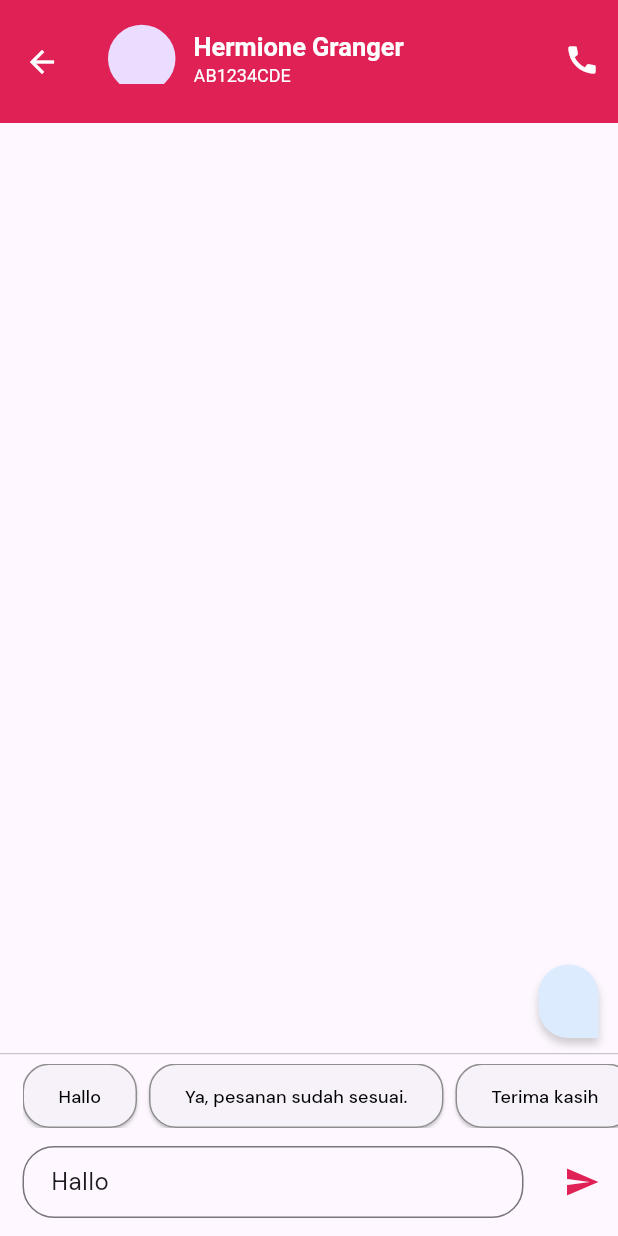
After one commit to Hariishhafiiz/Halodoc, a Flutter app: the ChatScreen screen opened directly, after a tap on the "send" icon, after a tap on "Hallo", on a phone screen of 412 x 824 dp. The commit adds this screen. Run offline on Flutter 3.47's test engine with Material 3 defaults, Android fonts, the light colour scheme and no system bars; our stand-ins replace cloud_firestore, firebase_core, freezed_annotation, google_fonts; accounts and stored records are empty; Roboto replaces fonts that are missing (CustomFont).

Commit message:
UI Driver Chat Room

```diff
--- /dev/null
+++ b/lib/view/screens/chat/ChatScreen.dart
@@ -0,0 +1,111 @@
+// ignore_for_file: file_names, prefer_const_constructors
+
+import 'package:flutter/material.dart';
+import 'package:rekmed/view/widget/chat/ChatMessage.dart';
+import 'package:rekmed/view/widget/chat/CustomAppBar.dart';
+import 'package:rekmed/view/widget/chat/PresetResponseButtons.dart';
+
+class ChatScreen extends StatefulWidget {
+  const ChatScreen({super.key});
+
+  @override
+  ChatScreenState createState() => ChatScreenState();
+}
+
+class ChatScreenState extends State<ChatScreen> {
+  final List<ChatMessage> _messages = <ChatMessage>[];
+  final TextEditingController _textController = TextEditingController();
+
+  void _handleSubmitted(String text) {
+    _textController.clear();
+    ChatMessage message = ChatMessage(
+      text: text,
+    );
+    setState(() {
+      _messages.insert(0, message);
+    });
+  }
+
+  Widget _buildTextComposer() {
+    return IconTheme(
+      data: IconThemeData(color: Theme.of(context).secondaryHeaderColor),
+      child: Container(
+        height: 72,
+        margin: EdgeInsets.only(
+          left: 15.0,
+        ),
+        child: Row(
+          children: <Widget>[
+            Expanded(
+              child: Stack(
+                alignment: Alignment.centerRight,
+                children: [
+                  TextField(
+                    textAlignVertical: TextAlignVertical.center,
+                    controller: _textController,
+                    onSubmitted: _handleSubmitted,
+                    decoration: InputDecoration(
+                      contentPadding:
+                          const EdgeInsets.symmetric(horizontal: 15.0),
+                      border: OutlineInputBorder(
+                        borderRadius: BorderRadius.all(Radius.circular(21.0)),
+                        borderSide: BorderSide(color: Color(0xFF8E8E8E)),
+                      ),
+                      hintText: 'Masukkan pesan...',
+                      hintStyle: TextStyle(
+                        color: Colors.grey,
+                        fontSize: 12,
+                      ),
+                    ),
+                  )
+                ],
+              ),
+            ),
+            Container(
+              alignment: Alignment.centerRight,
+              padding: EdgeInsets.only(left: 15),
+              child: IconButton(
+                icon: Icon(
+                  Icons.send,
+                  color: Color(0xFFDF2155),
+                ),
+                onPressed: () => _handleSubmitted(_textController.text),
+              ),
+            ),
+          ],
+        ),
+      ),
+    );
+  }
+
+  @override
+  Widget build(BuildContext context) {
+    return Scaffold(
+      appBar: CustomAppBar(),
+      body: Column(
+        children: <Widget>[
+          Flexible(
+            child: ListView.builder(
+              reverse: true,
+              itemBuilder: (_, int index) => _messages[index],
+              itemCount: _messages.length,
+            ),
+          ),
+          Divider(height: 1.0),
+          Container(
+            decoration: BoxDecoration(
+              color: Theme.of(context).cardColor,
+            ),
+            child: Column(
+              mainAxisSize: MainAxisSize.min,
+              children: [
+                PresetResponseButtons(textController: _textController),
+                _buildTextComposer(),
+              ],
+            ),
+          ),
+        ],
+      ),
+    );
+  }
+}
--- a/lib/view/screens/clinic/ClinicProfile.dart
+++ b/lib/view/screens/clinic/ClinicProfile.dart
@@ -1,13 +1,15 @@
+// ignore_for_file: file_names, prefer_const_constructors
+
 import 'package:flutter/material.dart';
 
 class ClinicProfile extends StatefulWidget {
   const ClinicProfile({super.key});
 
   @override
-  _ClinicProfileState createState() => _ClinicProfileState();
+  ClinicProfileState createState() => ClinicProfileState();
 }
 
-class _ClinicProfileState extends State<ClinicProfile> {
+class ClinicProfileState extends State<ClinicProfile> {
   String clinicName = 'Cahaya Mitra';
   String clinicUsername = 'CahayaMitra1';
   String clinicEmail = 'cahayamitra@example.com';
@@ -173,7 +175,8 @@ class InfoRow extends StatelessWidget {
               showDialog(
                 context: context,
                 builder: (BuildContext context) {
-                  TextEditingController _controller = TextEditingController(text: value);
+                  TextEditingController controller =
+                      TextEditingController(text: value);
                   return Theme(
                     data: Theme.of(context).copyWith(
                       textSelectionTheme: TextSelectionThemeData(
@@ -184,7 +187,7 @@ class InfoRow extends StatelessWidget {
                     child: AlertDialog(
                       title: Text('Edit $title'),
                       content: TextField(
-                        controller: _controller,
+                        controller: controller,
                         decoration: InputDecoration(
                           hintText: "$title",
                           focusedBorder: UnderlineInputBorder(
--- /dev/null
+++ b/lib/view/widget/chat/ChatMessage.dart
@@ -0,0 +1,53 @@
+// ignore_for_file: file_names, prefer_const_constructors
+
+import 'package:flutter/material.dart';
+
+class ChatMessage extends StatelessWidget {
+  final String text;
+
+  const ChatMessage({super.key, required this.text});
+
+  @override
+  Widget build(BuildContext context) {
+    return Padding(
+      padding: EdgeInsets.symmetric(vertical: 10.0, horizontal: 13.0),
+      child: Row(
+        mainAxisAlignment:
+            MainAxisAlignment.end, // Align row items to the right
+        children: <Widget>[
+          Container(
+            padding: EdgeInsets.symmetric(horizontal: 20.0, vertical: 13.0),
+            decoration: BoxDecoration(
+              color: Color(0xFFDDEBFF), // Light blue background
+              borderRadius: BorderRadius.only(
+                topLeft: Radius.circular(20.0), // Top left corner
+                topRight: Radius.circular(20.0), // Top right corner
+                bottomLeft: Radius.circular(20.0), // Bottom left corner
+              ),
+              boxShadow: [
+                BoxShadow(
+                  color: Colors.grey.withOpacity(0.5),
+                  spreadRadius: 0,
+                  blurRadius: 4,
+                  offset: Offset(0, 4), // changes position of shadow
+                ),
+              ],
+            ),
+            child: Column(
+              crossAxisAlignment: CrossAxisAlignment.end,
+              children: <Widget>[
+                Text(
+                  text,
+                  style: TextStyle(
+                    fontSize: 16, // Larger font size
+                    color: Colors.black, // Text color
+                  ),
+                ),
+              ],
+            ),
+          ),
+        ],
+      ),
+    );
+  }
+}
--- /dev/null
+++ b/lib/view/widget/chat/CustomAppBar.dart
@@ -0,0 +1,72 @@
+// ignore_for_file: file_names, prefer_const_constructors
+
+import 'package:flutter/material.dart';
+
+class CustomAppBar extends StatelessWidget implements PreferredSizeWidget {
+  @override
+  final Size preferredSize;
+
+  CustomAppBar({super.key}) : preferredSize = Size.fromHeight(82.0);
+
+  @override
+  Widget build(BuildContext context) {
+    return AppBar(
+      backgroundColor: Color(0xFFDF2155),
+      leading: IconButton(
+        padding: EdgeInsets.only(top: 27),
+        icon: Icon(Icons.arrow_back, color: Colors.white),
+        onPressed: () {
+          // Handle back button press
+        },
+      ),
+      title: Padding(
+        padding: const EdgeInsets.only(top: 22.0),
+        child: Row(
+          children: [
+            // ignore: sized_box_for_whitespace
+            Container(
+              height: 45,
+              width: 45,
+              child: CircleAvatar(
+                  //backgroundImage: AssetImage(), // Replace with actual image path
+                  ),
+            ),
+            SizedBox(width: 12),
+            Column(
+              crossAxisAlignment: CrossAxisAlignment.start,
+              children: [
+                Text(
+                  'Hermione Granger',
+                  style: TextStyle(
+                    color: Colors.white,
+                    fontWeight: FontWeight.bold,
+                    fontFamily: 'CustomFont',
+                    fontSize: 17,
+                  ),
+                ),
+                Text(
+                  'AB1234CDE',
+                  style: TextStyle(
+                      color: Colors.white,
+                      fontFamily: 'CustomFont',
+                      fontSize: 12),
+                ),
+              ],
+            ),
+          ],
+        ),
+      ),
+      actions: [
+        Padding(
+          padding: const EdgeInsets.only(top: 20),
+          child: IconButton(
+            icon: Icon(Icons.call, color: Colors.white),
+            onPressed: () {
+              // Handle call button press
+            },
+          ),
+        ),
+      ],
+    );
+  }
+}
--- /dev/null
+++ b/lib/view/widget/chat/PresetResponseButton.dart
@@ -0,0 +1,34 @@
+// ignore_for_file: file_names, prefer_const_constructors
+
+import 'package:flutter/material.dart';
+
+class PresetResponseButton extends StatelessWidget {
+  final String text;
+  final TextEditingController textController;
+
+  PresetResponseButton(
+      {super.key, required this.text, required this.textController});
+
+  @override
+  Widget build(BuildContext context) {
+    return Container(
+      margin: EdgeInsets.only(right: 8),
+      child: ElevatedButton(
+        style: ElevatedButton.styleFrom(
+          shape: RoundedRectangleBorder(
+            borderRadius: BorderRadius.circular(18.0),
+            side: BorderSide(color: Color(0xFF8E8E8E)),
+          ),
+        ),
+        onPressed: () {
+          // Handle preset response button press
+          textController.text = text;
+        },
+        child: Text(
+          text,
+          style: TextStyle(color: Colors.black, fontSize: 12),
+        ),
+      ),
+    );
+  }
+}
--- /dev/null
+++ b/lib/view/widget/chat/PresetResponseButtons.dart
@@ -0,0 +1,29 @@
+// ignore_for_file: file_names, prefer_const_constructors_in_immutables, prefer_const_constructors
+
+import 'package:flutter/material.dart';
+import 'PresetResponseButton.dart';
+
+class PresetResponseButtons extends StatelessWidget {
+  final TextEditingController textController;
+
+  PresetResponseButtons({super.key, required this.textController});
+
+  @override
+  Widget build(BuildContext context) {
+    return Container(
+      padding: EdgeInsets.only(top: 6, left: 15),
+      height: 49.0,
+      child: ListView(
+        scrollDirection: Axis.horizontal,
+        children: <Widget>[
+          PresetResponseButton(text: "Hallo", textController: textController),
+          PresetResponseButton(
+              text: "Ya, pesanan sudah sesuai.",
+              textController: textController),
+          PresetResponseButton(
+              text: "Terima kasih", textController: textController),
+        ],
+      ),
+    );
+  }
+}
```
